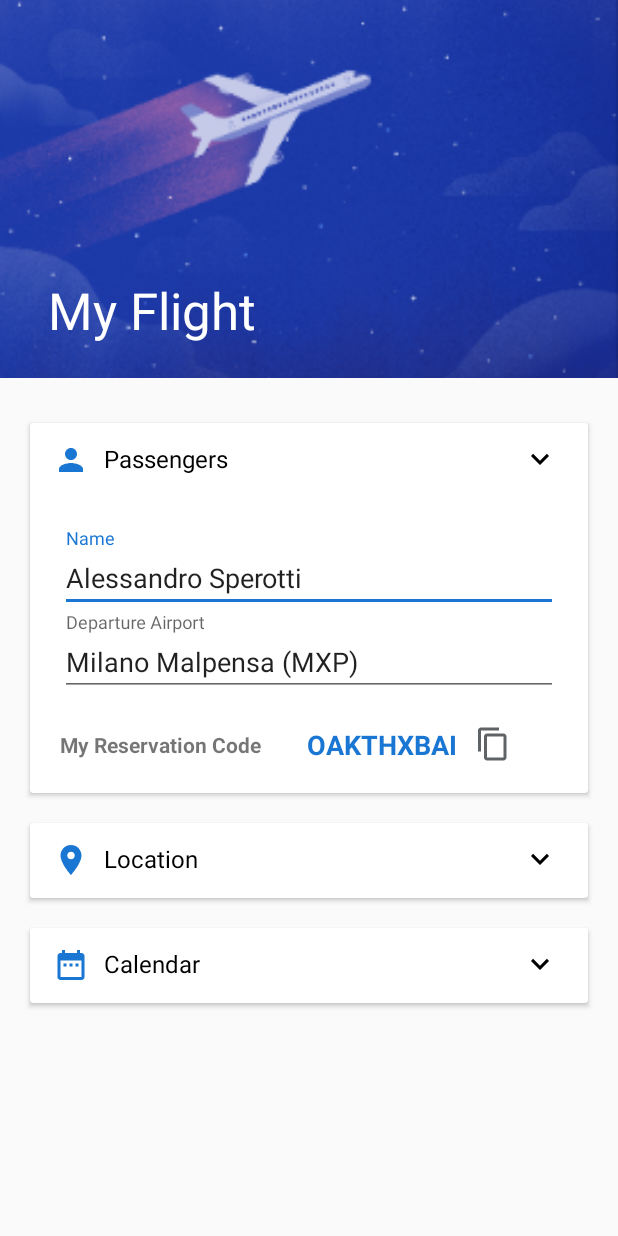
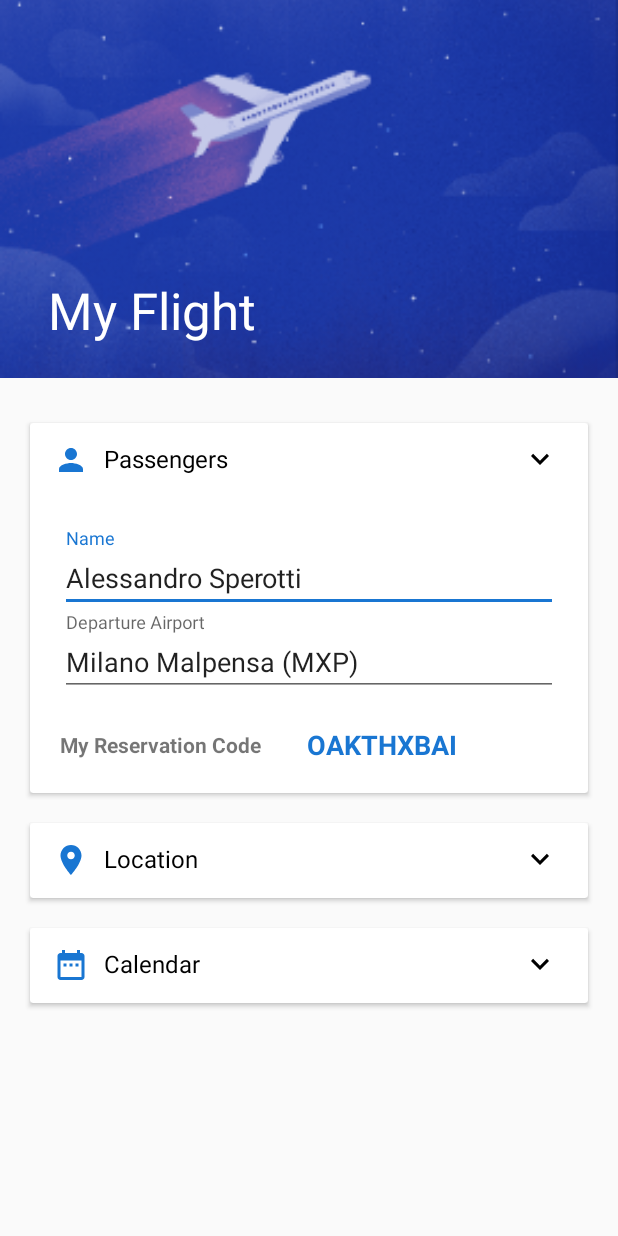
Before and after one commit to AleSpero/ExpandableCardView, an Android app: the screen it shows after launch (MainActivity), after a tap on "Passengers", on a phone screen of 412 x 824 dp. Run offline under Robolectric (Android 15) with nearby library versions, the phone set to English and light mode, and no system bars; 2 statements that could not run were skipped.

Commit message:
updated sample app

```diff
--- a/app/build.gradle
+++ b/app/build.gradle
@@ -16,7 +16,7 @@ android {
     }
     buildTypes {
         release {
-            minifyEnabled false
+            minifyEnabled true
             proguardFiles getDefaultProguardFile('proguard-android.txt'), 'proguard-rules.pro'
         }
     }
--- a/app/src/main/res/layout/passengers.xml
+++ b/app/src/main/res/layout/passengers.xml
@@ -39,7 +39,7 @@
 </LinearLayout>
 
     <LinearLayout
-        android:layout_width="match_parent"
+        android:layout_width="wrap_content"
         android:layout_height="match_parent"
         android:orientation="horizontal"
         android:gravity="center_vertical">
@@ -59,12 +59,6 @@
             android:text="OAKTHXBAI"
             android:textStyle="bold" />
 
-        <ImageButton
-            android:layout_marginLeft="12dp"
-            android:layout_width="wrap_content"
-            android:layout_height="wrap_content"
-            android:src="@drawable/ic_copy"
-            android:background="?selectableItemBackground" />
 
     </LinearLayout>
 
--- a/app/src/main/res/values/strings.xml
+++ b/app/src/main/res/values/strings.xml
@@ -1,3 +1,3 @@
 <resources>
-    <string name="app_name">ExpandableCardViewExample</string>
+    <string name="app_name">Expandable CardView</string>
 </resources>
```
Also changed, not shown: app/src/main/res/layout/mycustomview.xml (deleted, +0 -28 lines).
